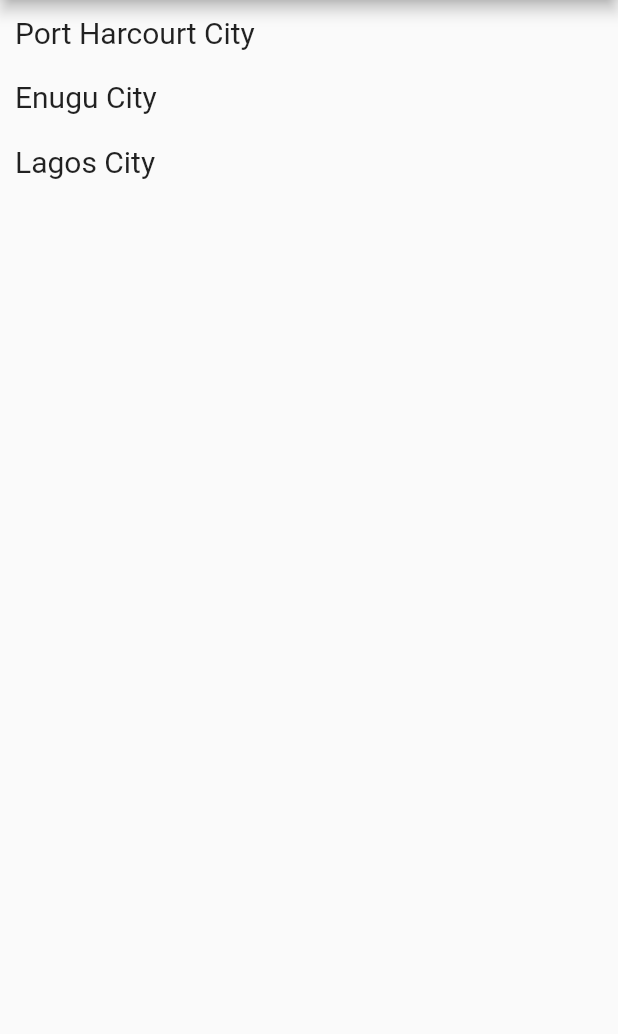
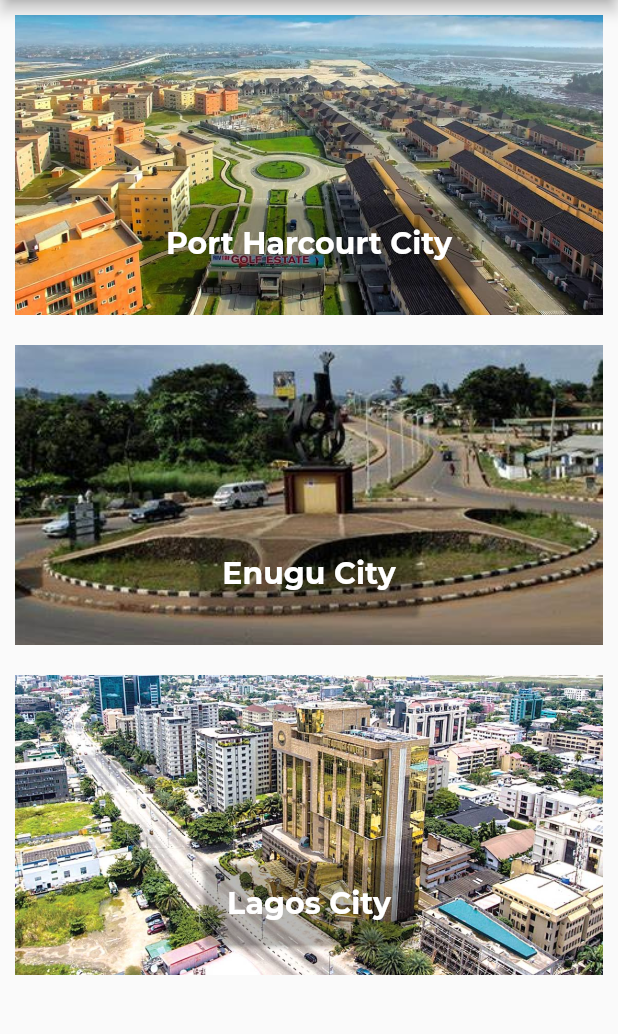
Before and after one commit to Atuoha/flutter_locations, a Flutter app: the screen it shows after launch, on a phone screen of 412 x 824 dp, the part 84-1118 px from its top. Run offline on Flutter 3.47's test engine with Material 2 defaults, Android fonts, the phone set to English and light mode, and no system bars.

Commit message:
image view adjustments:

```diff
--- a/lib/locations/locations.dart
+++ b/lib/locations/locations.dart
@@ -1,5 +1,5 @@
 import 'package:flutter/material.dart';
-import 'package:location_app/main.dart';
+import 'package:location_app/screens/location_details/imageView.dart';
 import 'package:location_app/screens/location_details/location_details.dart';
 import '../models/Location.dart';
 
@@ -21,10 +21,7 @@ class Locations extends StatelessWidget {
               margin: EdgeInsets.all(5),
               padding: EdgeInsets.all(5),
               child: GestureDetector(
-                child: Text(
-                  location.name,
-                  style: TextStyle(fontSize: 20),
-                ),
+                child: ImageView(location.imagePath, location.name),
                 onTap: () => _onLocationTap(location.id),
               ));
         }).toList()
--- /dev/null
+++ b/lib/screens/location_details/imageView.dart
@@ -0,0 +1,38 @@
+import 'package:flutter/material.dart';
+
+class ImageView extends StatelessWidget {
+  final String _assetPath;
+  final String name;
+  ImageView(this._assetPath, this.name);
+
+  Widget build(BuildContext context) {
+    const defaultFontName = 'Montserrat';
+
+    return Stack(
+      children: [
+        Container(
+            constraints: BoxConstraints.expand(height: 200.0),
+            decoration: BoxDecoration(color: Colors.grey[100]),
+            child: Image.asset(_assetPath, fit: BoxFit.cover)),
+        Container(
+          margin: EdgeInsets.only(top: 120.0),
+          child: Center(
+            child: Card(
+              color: Colors.transparent,
+              child: Padding(
+                padding: EdgeInsets.all(16.0),
+                child: Text(
+                  name,
+                  style: TextStyle(
+                      fontSize: 20,
+                      backgroundColor: Colors.transparent,
+                      color: Colors.white, fontFamily: defaultFontName, fontWeight: FontWeight.w600),
+                ),
+              ),
+            ),
+          ),
+        )
+      ],
+    );
+  }
+}
```
Also changed, not shown: assets/images/oip.jpg, assets/images/oip1.jpg, assets/images/oip2.jpg.
